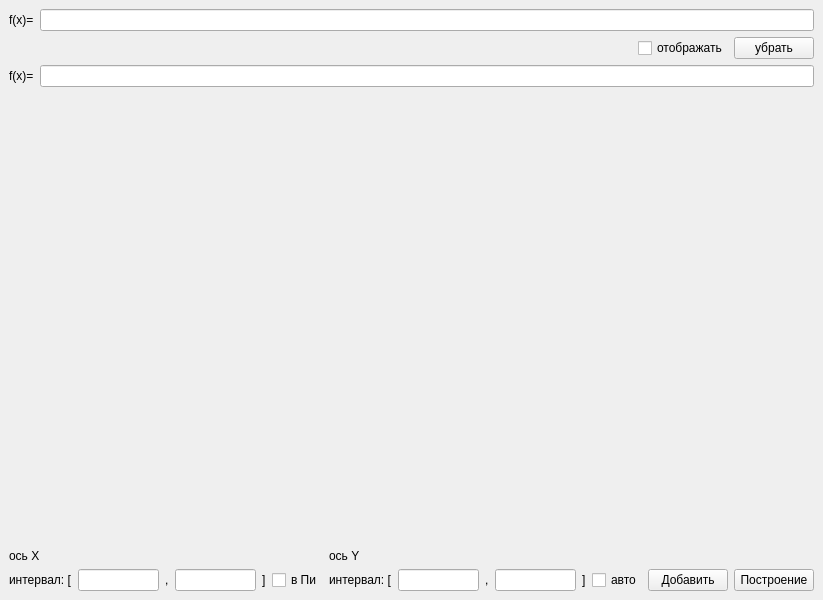
Above: mainwindow.ui from Helsing02/Graph-Builder before the change. Below: the same form after it.
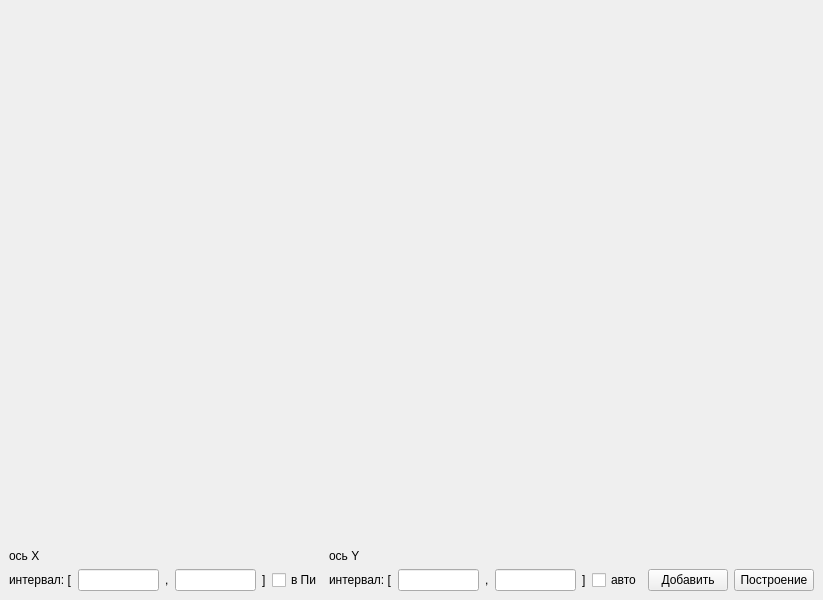
That is the form after the change.

Commit message: добавление, удаление полей gui

Patch:
```diff
--- a/mainwindow.ui
+++ b/mainwindow.ui
@@ -16,72 +16,7 @@
   <widget class="QWidget" name="centralwidget">
    <layout class="QVBoxLayout" name="verticalLayout">
     <item>
-     <layout class="QHBoxLayout" name="horizontalLayout_3">
-      <item>
-       <widget class="QLabel" name="lblFx">
-        <property name="text">
-         <string>f(x)=</string>
-        </property>
-       </widget>
-      </item>
-      <item>
-       <widget class="QLineEdit" name="lineEdit"/>
-      </item>
-     </layout>
-    </item>
-    <item>
-     <layout class="QHBoxLayout" name="horizontalLayout_4">
-      <item>
-       <spacer name="horizontalSpacer">
-        <property name="orientation">
-         <enum>Qt::Horizontal</enum>
-        </property>
-        <property name="sizeType">
-         <enum>QSizePolicy::Expanding</enum>
-        </property>
-        <property name="sizeHint" stdset="0">
-         <size>
-          <width>40</width>
-          <height>20</height>
-         </size>
-        </property>
-       </spacer>
-      </item>
-      <item>
-       <widget class="QCheckBox" name="ch_display">
-        <property name="text">
-         <string>отображать</string>
-        </property>
-        <property name="iconSize">
-         <size>
-          <width>20</width>
-          <height>20</height>
-         </size>
-        </property>
-       </widget>
-      </item>
-      <item>
-       <widget class="QPushButton" name="deleteBtn_2">
-        <property name="text">
-         <string>убрать</string>
-        </property>
-       </widget>
-      </item>
-     </layout>
-    </item>
-    <item>
-     <layout class="QFormLayout" name="formLayout_4">
-      <item row="0" column="0">
-       <widget class="QLabel" name="label">
-        <property name="text">
-         <string>f(x)=</string>
-        </property>
-       </widget>
-      </item>
-      <item row="0" column="1">
-       <widget class="QLineEdit" name="lineEdit_6"/>
-      </item>
-     </layout>
+     <layout class="QVBoxLayout" name="FuncLayoutMain"/>
     </item>
     <item>
      <layout class="QHBoxLayout" name="horizontalLayout_8">
```
Left out of the diff: 26 changed lines with no effect on the pictures. The commit also changes 5 other files.
